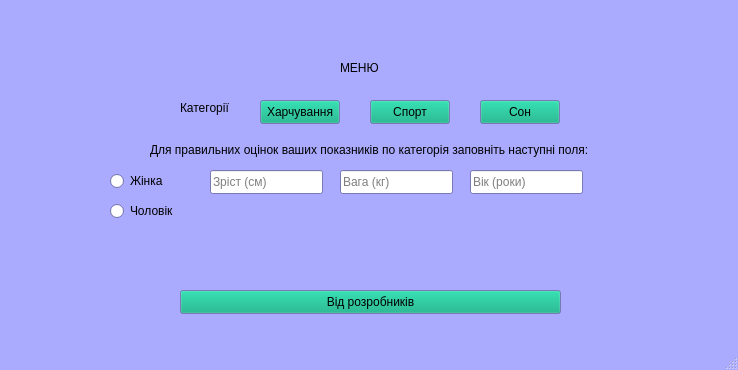
First picture: the form in mainwindow.ui, repository Stalkeroid13/Health_statistic, before the edit.
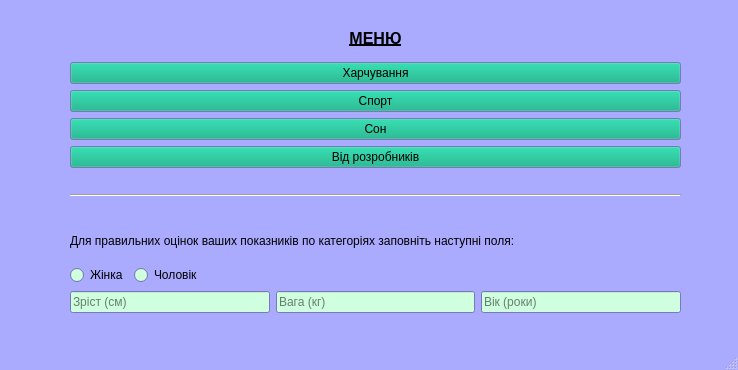
Second picture: the form after the edit.

Patch:
```diff
--- a/mainwindow.ui
+++ b/mainwindow.ui
@@ -31,6 +31,15 @@
        </color>
       </brush>
      </colorrole>
+     <colorrole role="Base">
+      <brush brushstyle="SolidPattern">
+       <color alpha="255">
+        <red>207</red>
+        <green>255</green>
+        <blue>222</blue>
+       </color>
+      </brush>
+     </colorrole>
      <colorrole role="Window">
       <brush brushstyle="SolidPattern">
        <color alpha="255">
@@ -60,6 +69,15 @@
        </color>
       </brush>
      </colorrole>
+     <colorrole role="Base">
+      <brush brushstyle="SolidPattern">
+       <color alpha="255">
+        <red>207</red>
+        <green>255</green>
+        <blue>222</blue>
+       </color>
+      </brush>
+     </colorrole>
      <colorrole role="Window">
       <brush brushstyle="SolidPattern">
        <color alpha="255">
@@ -114,164 +132,406 @@
    <string>Health secret</string>
   </property>
   <widget class="QWidget" name="centralwidget">
-   <widget class="QPushButton" name="pushButton">
+   <widget class="QWidget" name="verticalLayoutWidget">
     <property name="geometry">
      <rect>
-      <x>260</x>
-      <y>100</y>
-      <width>80</width>
-      <height>24</height>
+      <x>70</x>
+      <y>20</y>
+      <width>611</width>
+      <height>293</height>
      </rect>
     </property>
-    <property name="text">
-     <string>Харчування</string>
-    </property>
-   </widget>
-   <widget class="QLabel" name="label">
-    <property name="geometry">
-     <rect>
-      <x>340</x>
-      <y>60</y>
-      <width>49</width>
-      <height>16</height>
-     </rect>
-    </property>
-    <property name="text">
-     <string>МЕНЮ</string>
-    </property>
-   </widget>
-   <widget class="QLabel" name="label_2">
-    <property name="geometry">
-     <rect>
-      <x>180</x>
-      <y>100</y>
-      <width>49</width>
-      <height>16</height>
-     </rect>
-    </property>
-    <property name="text">
-     <string>Категорії</string>
-    </property>
-   </widget>
-   <widget class="QPushButton" name="pushButton_4">
-    <property name="geometry">
-     <rect>
-      <x>180</x>
-      <y>290</y>
-      <width>381</width>
-      <height>24</height>
-     </rect>
-    </property>
-    <property name="text">
-     <string>Від розробників</string>
-    </property>
-   </widget>
-   <widget class="QPushButton" name="pushButton_5">
-    <property name="geometry">
-     <rect>
-      <x>370</x>
-      <y>100</y>
-      <width>80</width>
-      <height>24</height>
-     </rect>
-    </property>
-    <property name="text">
-     <string>Спорт</string>
-    </property>
-   </widget>
-   <widget class="QPushButton" name="pushButton_6">
-    <property name="geometry">
-     <rect>
-      <x>480</x>
-      <y>100</y>
-      <width>80</width>
-      <height>24</height>
-     </rect>
-    </property>
-    <property name="text">
-     <string>Сон</string>
-    </property>
-   </widget>
-   <widget class="QLineEdit" name="lineEdit">
-    <property name="geometry">
-     <rect>
-      <x>210</x>
-      <y>170</y>
-      <width>113</width>
-      <height>24</height>
-     </rect>
-    </property>
-    <property name="styleSheet">
-     <string notr="true"/>
-    </property>
-    <property name="placeholderText">
-     <string>Зріст (см)</string>
-    </property>
-   </widget>
-   <widget class="QLineEdit" name="lineEdit_2">
-    <property name="geometry">
-     <rect>
-      <x>340</x>
-      <y>170</y>
-      <width>113</width>
-      <height>24</height>
-     </rect>
-    </property>
-    <property name="placeholderText">
-     <string>Вага (кг)</string>
-    </property>
-   </widget>
-   <widget class="QLineEdit" name="lineEdit_3">
-    <property name="geometry">
-     <rect>
-      <x>470</x>
-      <y>170</y>
-      <width>113</width>
-      <height>24</height>
-     </rect>
-    </property>
-    <property name="placeholderText">
-     <string>Вік (роки)</string>
-    </property>
-   </widget>
-   <widget class="QLabel" name="label_3">
-    <property name="geometry">
-     <rect>
-      <x>150</x>
-      <y>140</y>
-      <width>491</width>
-      <height>20</height>
-     </rect>
-    </property>
-    <property name="text">
-     <string>Для правильних оцінок ваших показників по категорія заповніть наступні поля:</string>
-    </property>
-   </widget>
-   <widget class="QRadioButton" name="radioButton">
-    <property name="geometry">
-     <rect>
-      <x>110</x>
-      <y>170</y>
-      <width>91</width>
-      <height>22</height>
-     </rect>
-    </property>
-    <property name="text">
-     <string>Жінка</string>
-    </property>
-   </widget>
-   <widget class="QRadioButton" name="radioButton_2">
-    <property name="geometry">
-     <rect>
-      <x>110</x>
-      <y>200</y>
-      <width>91</width>
-      <height>22</height>
-     </rect>
-    </property>
-    <property name="text">
-     <string>Чоловік</string>
-    </property>
+    <layout class="QVBoxLayout" name="verticalLayout">
+     <item>
+      <widget class="QLabel" name="label">
+       <property name="font">
+        <font>
+         <pointsize>12</pointsize>
+         <bold>true</bold>
+         <underline>true</underline>
+        </font>
+       </property>
+       <property name="text">
+        <string>МЕНЮ</string>
+       </property>
+       <property name="alignment">
+        <set>Qt::AlignmentFlag::AlignCenter</set>
+       </property>
+      </widget>
+     </item>
+     <item>
+      <layout class="QVBoxLayout" name="verticalLayout_3">
+       <item>
+        <widget class="QPushButton" name="pushButton">
+         <property name="palette">
+          <palette>
+           <active>
+            <colorrole role="Button">
+             <brush brushstyle="SolidPattern">
+              <color alpha="255">
+               <red>0</red>
+               <green>170</green>
+               <blue>127</blue>
+              </color>
+             </brush>
+            </colorrole>
+           </active>
+           <inactive>
+            <colorrole role="Button">
+             <brush brushstyle="SolidPattern">
+              <color alpha="255">
+               <red>0</red>
+               <green>170</green>
+               <blue>127</blue>
+              </color>
+             </brush>
+            </colorrole>
+           </inactive>
+           <disabled>
+            <colorrole role="Button">
+             <brush brushstyle="SolidPattern">
+              <color alpha="255">
+               <red>0</red>
+               <green>170</green>
+               <blue>127</blue>
+              </color>
+             </brush>
+            </colorrole>
+           </disabled>
+          </palette>
+         </property>
+         <property name="text">
+          <string>Харчування</string>
+         </property>
+        </widget>
+       </item>
+      </layout>
+     </item>
+     <item>
+      <widget class="QPushButton" name="pushButton_5">
+       <property name="text">
+        <string>Спорт</string>
+       </property>
+      </widget>
+     </item>
+     <item>
+      <widget class="QPushButton" name="pushButton_6">
+       <property name="text">
+        <string>Сон</string>
+       </property>
+      </widget>
+     </item>
+     <item>
+      <widget class="QPushButton" name="pushButton_4">
+       <property name="text">
+        <string>Від розробників</string>
+       </property>
+      </widget>
+     </item>
+     <item>
+      <spacer name="horizontalSpacer_2">
+       <property name="orientation">
+        <enum>Qt::Orientation::Horizontal</enum>
+       </property>
+       <property name="sizeHint" stdset="0">
+        <size>
+         <width>40</width>
+         <height>20</height>
+        </size>
+       </property>
+      </spacer>
+     </item>
+     <item>
+      <widget class="Line" name="line">
+       <property name="orientation">
+        <enum>Qt::Orientation::Horizontal</enum>
+       </property>
+      </widget>
+     </item>
+     <item>
+      <spacer name="horizontalSpacer_3">
+       <property name="orientation">
+        <enum>Qt::Orientation::Horizontal</enum>
+       </property>
+       <property name="sizeHint" stdset="0">
+        <size>
+         <width>40</width>
+         <height>20</height>
+        </size>
+       </property>
+      </spacer>
+     </item>
+     <item>
+      <widget class="QLabel" name="label_3">
+       <property name="text">
+        <string>Для правильних оцінок ваших показників по категоріях заповніть наступні поля:</string>
+       </property>
+      </widget>
+     </item>
+     <item>
+      <layout class="QVBoxLayout" name="verticalLayout_2">
+       <item>
+        <layout class="QHBoxLayout" name="horizontalLayout_3">
+         <item>
+          <widget class="QRadioButton" name="radioButton">
+           <property name="palette">
+            <palette>
+             <active>
+              <colorrole role="Dark">
+               <brush brushstyle="SolidPattern">
+                <color alpha="255">
+                 <red>207</red>
+                 <green>255</green>
+                 <blue>222</blue>
+                </color>
+               </brush>
+              </colorrole>
+              <colorrole role="Mid">
+               <brush brushstyle="SolidPattern">
+                <color alpha="255">
+                 <red>0</red>
+                 <green>170</green>
+                 <blue>127</blue>
+                </color>
+               </brush>
+              </colorrole>
+              <colorrole role="Shadow">
+               <brush brushstyle="SolidPattern">
+                <color alpha="255">
+                 <red>0</red>
+                 <green>170</green>
+                 <blue>127</blue>
+                </color>
+               </brush>
+              </colorrole>
+             </active>
+             <inactive>
+              <colorrole role="Dark">
+               <brush brushstyle="SolidPattern">
+                <color alpha="255">
+                 <red>207</red>
+                 <green>255</green>
+                 <blue>222</blue>
+                </color>
+               </brush>
+              </colorrole>
+              <colorrole role="Mid">
+               <brush brushstyle="SolidPattern">
+                <color alpha="255">
+                 <red>0</red>
+                 <green>170</green>
+                 <blue>127</blue>
+                </color>
+               </brush>
+              </colorrole>
+              <colorrole role="Shadow">
+               <brush brushstyle="SolidPattern">
+                <color alpha="255">
+                 <red>0</red>
+                 <green>170</green>
+                 <blue>127</blue>
+                </color>
+               </brush>
+              </colorrole>
+             </inactive>
+             <disabled>
+              <colorrole role="WindowText">
+               <brush brushstyle="SolidPattern">
+                <color alpha="255">
+                 <red>207</red>
+                 <green>255</green>
+                 <blue>222</blue>
+                </color>
+               </brush>
+              </colorrole>
+              <colorrole role="Dark">
+               <brush brushstyle="SolidPattern">
+                <color alpha="255">
+                 <red>207</red>
+                 <green>255</green>
+                 <blue>222</blue>
+                </color>
+               </brush>
+              </colorrole>
+              <colorrole role="Mid">
+               <brush brushstyle="SolidPattern">
+                <color alpha="255">
+                 <red>0</red>
+                 <green>170</green>
+                 <blue>127</blue>
+                </color>
+               </brush>
+              </colorrole>
+              <colorrole role="Text">
+               <brush brushstyle="SolidPattern">
+                <color alpha="255">
+                 <red>207</red>
+                 <green>255</green>
+                 <blue>222</blue>
+                </color>
+               </brush>
+              </colorrole>
+              <colorrole role="ButtonText">
+               <brush brushstyle="SolidPattern">
+                <color alpha="255">
+                 <red>207</red>
+                 <green>255</green>
+                 <blue>222</blue>
+                </color>
+               </brush>
+              </colorrole>
+              <colorrole role="Shadow">
+               <brush brushstyle="SolidPattern">
+                <color alpha="255">
+                 <red>0</red>
+                 <green>170</green>
+                 <blue>127</blue>
+                </color>
+               </brush>
+              </colorrole>
+             </disabled>
+            </palette>
+           </property>
+           <property name="text">
+            <string>Жінка</string>
+           </property>
+          </widget>
+         </item>
+         <item>
+          <widget class="QRadioButton" name="radioButton_2">
+           <property name="text">
+            <string>Чоловік</string>
+           </property>
+          </widget>
+         </item>
+         <item>
+          <spacer name="horizontalSpacer">
+           <property name="orientation">
+            <enum>Qt::Orientation::Horizontal</enum>
+           </property>
+           <property name="sizeHint" stdset="0">
+            <size>
+             <width>40</width>
+             <height>20</height>
+            </size>
+           </property>
+          </spacer>
+         </item>
+        </layout>
+       </item>
+      </layout>
+     </item>
+     <item>
+      <layout class="QHBoxLayout" name="horizontalLayout_2">
+       <item>
+        <widget class="QLineEdit" name="lineEdit">
+         <property name="palette">
+          <palette>
+           <active>
+            <colorrole role="Light">
+             <brush brushstyle="SolidPattern">
+              <color alpha="255">
+               <red>0</red>
+               <green>170</green>
+               <blue>127</blue>
+              </color>
+             </brush>
+            </colorrole>
+            <colorrole role="Base">
+             <brush brushstyle="SolidPattern">
+              <color alpha="255">
+               <red>207</red>
+               <green>255</green>
+               <blue>222</blue>
+              </color>
+             </brush>
+            </colorrole>
+            <colorrole role="HighlightedText">
+             <brush brushstyle="SolidPattern">
+              <color alpha="255">
+               <red>207</red>
+               <green>255</green>
+               <blue>222</blue>
+              </color>
+             </brush>
+            </colorrole>
+           </active>
+           <inactive>
+            <colorrole role="Light">
+             <brush brushstyle="SolidPattern">
+              <color alpha="255">
+               <red>0</red>
+               <green>170</green>
+               <blue>127</blue>
+              </color>
+             </brush>
+            </colorrole>
+            <colorrole role="Base">
+             <brush brushstyle="SolidPattern">
+              <color alpha="255">
+               <red>207</red>
+               <green>255</green>
+               <blue>222</blue>
+              </color>
+             </brush>
+            </colorrole>
+            <colorrole role="HighlightedText">
+             <brush brushstyle="SolidPattern">
+              <color alpha="255">
+               <red>207</red>
+               <green>255</green>
+               <blue>222</blue>
+              </color>
+             </brush>
+            </colorrole>
+           </inactive>
+           <disabled>
+            <colorrole role="Light">
+             <brush brushstyle="SolidPattern">
+              <color alpha="255">
+               <red>0</red>
+               <green>170</green>
+               <blue>127</blue>
+              </color>
+             </brush>
+            </colorrole>
+            <colorrole role="HighlightedText">
+             <brush brushstyle="SolidPattern">
+              <color alpha="255">
+               <red>207</red>
+               <green>255</green>
+               <blue>222</blue>
+              </color>
+             </brush>
+            </colorrole>
+           </disabled>
+          </palette>
+         </property>
+         <property name="styleSheet">
+          <string notr="true"/>
+         </property>
+         <property name="placeholderText">
+          <string>Зріст (см)</string>
+         </property>
+        </widget>
+       </item>
+       <item>
+        <widget class="QLineEdit" name="lineEdit_2">
+         <property name="placeholderText">
+          <string>Вага (кг)</string>
+         </property>
+        </widget>
+       </item>
+       <item>
+        <widget class="QLineEdit" name="lineEdit_3">
+         <property name="placeholderText">
+          <string>Вік (роки)</string>
+         </property>
+        </widget>
+       </item>
+      </layout>
+     </item>
+    </layout>
    </widget>
   </widget>
   <widget class="QMenuBar" name="menubar">
```
